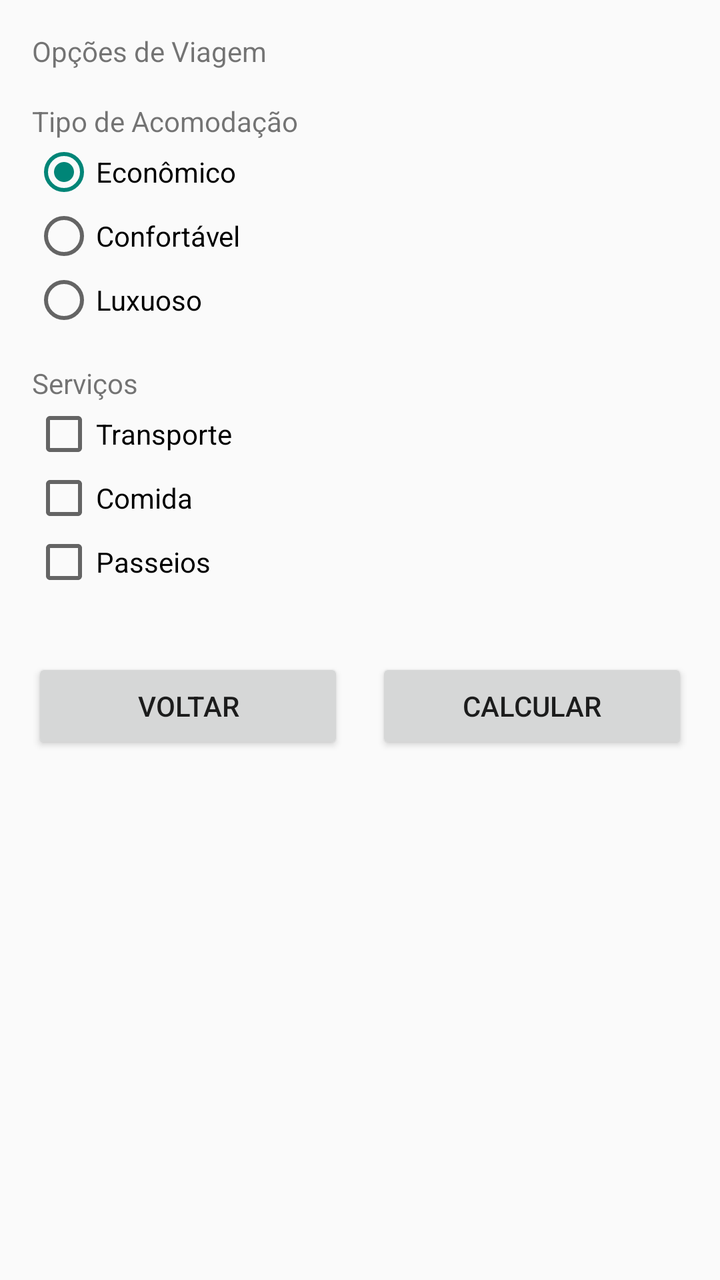
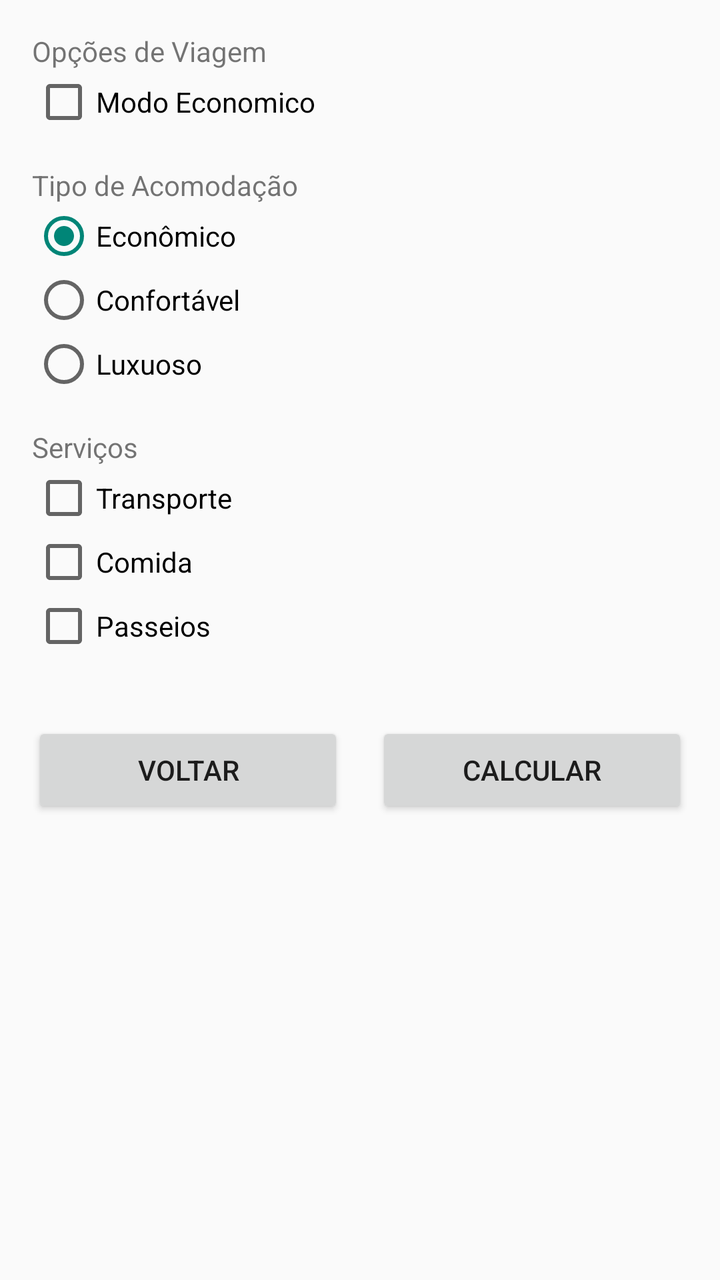

Two renders of the same Android screen: before a commit and after it. Below are the layout's source before the change and the commit's diff.
<!-- AndroidManifest.xml: application theme Theme.FastTripPlanner -->
<!-- res/layout/activity_options.xml -->
<?xml version="1.0" encoding="utf-8"?>
<LinearLayout xmlns:android="http://schemas.android.com/apk/res/android"
    xmlns:tools="http://schemas.android.com/tools"
    android:layout_width="match_parent"
    android:layout_height="match_parent"
    android:orientation="vertical"
    android:padding="16dp"
    tools:context=".OptionsActivity">

    <TextView
        android:layout_width="wrap_content"
        android:layout_height="wrap_content"
        android:text="Opções de Viagem" />

    
    <TextView
        android:layout_width="wrap_content"
        android:layout_height="wrap_content"
        android:text="Tipo de Acomodação"
        android:layout_marginTop="16dp" />

    <RadioGroup
        android:id="@+id/rg_accommodation"
        android:layout_width="match_parent"
        android:layout_height="wrap_content"
        android:orientation="vertical">

        <RadioButton
            android:id="@+id/rb_economic"
            android:layout_width="wrap_content"
            android:layout_height="wrap_content"
            android:text="Econômico"
            android:checked="true" />

        <RadioButton
            android:id="@+id/rb_comfort"
            android:layout_width="wrap_content"
            android:layout_height="wrap_content"
            android:text="Confortável" />

        <RadioButton
            android:id="@+id/rb_luxury"
            android:layout_width="wrap_content"
            android:layout_height="wrap_content"
            android:text="Luxuoso" />

    </RadioGroup>

    
    <TextView
        android:layout_width="wrap_content"
        android:layout_height="wrap_content"
        android:text="Serviços"
        android:layout_marginTop="16dp" />

    <CheckBox
        android:id="@+id/cb_transport"
        android:layout_width="wrap_content"
        android:layout_height="wrap_content"
        android:text="Transporte" />

    <CheckBox
        android:id="@+id/cb_food"
        android:layout_width="wrap_content"
        android:layout_height="wrap_content"
        android:text="Comida" />

    <CheckBox
        android:id="@+id/cb_tours"
        android:layout_width="wrap_content"
        android:layout_height="wrap_content"
        android:text="Passeios" />

    
    <LinearLayout
        android:layout_width="match_parent"
        android:layout_height="wrap_content"
        android:orientation="horizontal"
        android:layout_marginTop="32dp">

        <Button
            android:id="@+id/btn_back"
            android:layout_width="0dp"
            android:layout_height="wrap_content"
            android:layout_weight="1"
            android:text="Voltar"
            android:layout_marginEnd="8dp" />

        <Button
            android:id="@+id/btn_calculate"
            android:layout_width="0dp"
            android:layout_height="wrap_content"
            android:layout_weight="1"
            android:text="Calcular"
            android:layout_marginStart="8dp" />

    </LinearLayout>

</LinearLayout>
<!-- resources referenced by this layout -->
<resources>
  <style name="Theme.FastTripPlanner" parent="Theme.AppCompat.Light.DarkActionBar">
  
          <item name="colorPrimary">@color/purple_500</item>
          <item name="colorError">@color/error_red</item>
      </style>
  <color name="purple_500">#FF6200EE</color>
  <color name="error_red">#FFEB3B3B</color>
</resources>

<!-- the commit's change to res/layout/activity_options.xml (unified diff, before → after) -->
@@ -11,6 +11,13 @@
         android:layout_width="wrap_content"
         android:layout_height="wrap_content"
         android:text="Opções de Viagem" />
+
+    <CheckBox
+        android:id="@+id/cb_modoeconomico"
+        android:layout_width="match_parent"
+        android:layout_height="wrap_content"
+        android:checked="false"
+        android:text="Modo Economico" />
 
     
     <TextView
@@ -96,4 +103,5 @@
 
     </LinearLayout>
 
+
 </LinearLayout>
